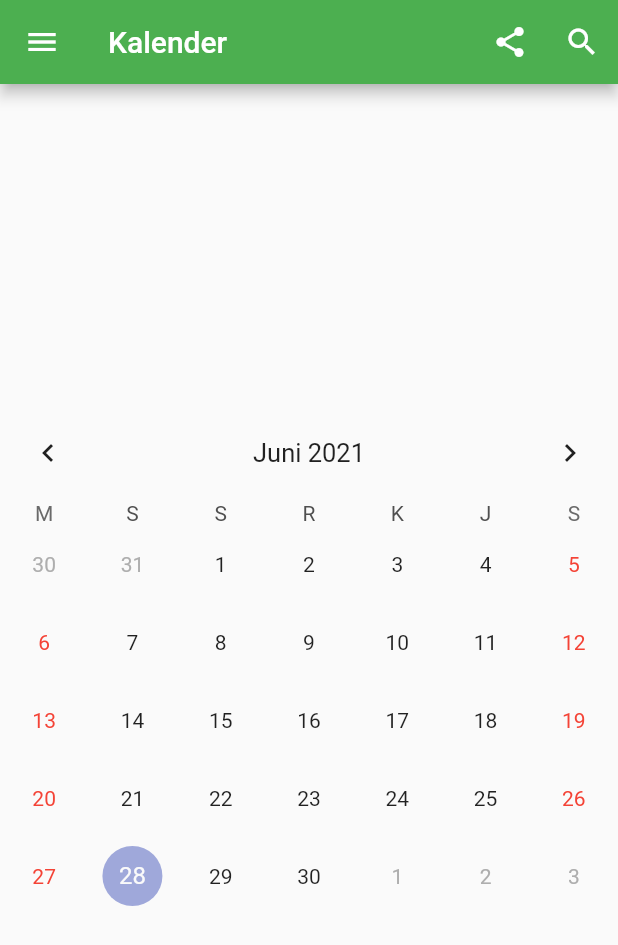
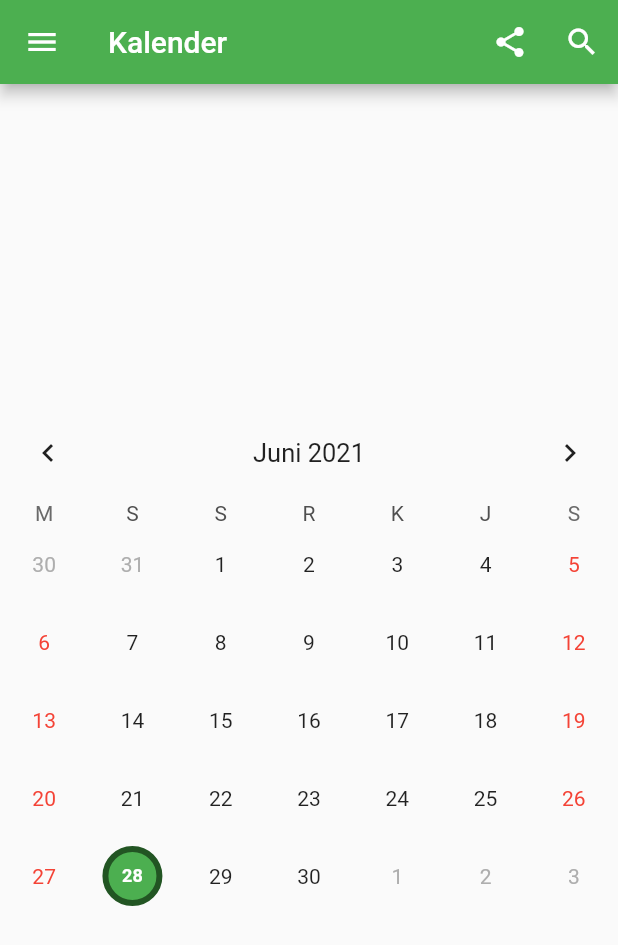
Before and after one commit to alfrirafles/smp_kerinci, a Flutter app: the CalendarPage screen opened by its route, on a phone screen of 412 x 824 dp. Shown: the top 945 px of the screen. Run offline on Flutter 3.47's test engine with Material 2 defaults, Android fonts, the phone set to English and light mode, and no system bars; drawn by our look-alikes of table_calendar; our stand-ins replace flutter_svg, url_strategy.

Commit message:
Refactor: code cleanup

```diff
--- /dev/null
+++ b/lib/components/calendar.dart
@@ -0,0 +1,50 @@
+import 'package:flutter/material.dart';
+import 'package:table_calendar/table_calendar.dart';
+import 'package:intl/intl.dart';
+import 'package:smp_kerinci/utilities/constants.dart';
+
+class Calendar extends StatefulWidget {
+  @override
+  _CalendarState createState() => _CalendarState();
+}
+
+class _CalendarState extends State<Calendar> {
+  DateTime selectedDate = DateTime.now();
+  DateTime focusedDate = DateTime.now();
+
+  @override
+  Widget build(BuildContext context) {
+    return TableCalendar(
+      locale: kCalendarLocale,
+      firstDay: DateTime.utc(2021, 1, 1),
+      lastDay: DateTime.utc(2100, 12, 31),
+      focusedDay: DateTime.now(),
+      headerStyle: kCalendarHeaderStyle,
+      calendarStyle: CalendarStyle(
+        todayDecoration: kCalendarSelectedDayStyle,
+        selectedTextStyle: kCalendarSelectedTextStyle,
+        selectedDecoration: kCalendarSelectedDayStyle.copyWith(
+          border: Border.all(
+            style: BorderStyle.solid,
+            width: 4.0,
+            color: Color(0xFF225523),
+          ),
+        ),
+        holidayTextStyle: kCalendarHolidayTextStyle,
+        weekendTextStyle: kCalendarHolidayTextStyle,
+      ),
+      daysOfWeekStyle: DaysOfWeekStyle(
+          dowTextFormatter: (date, locale) =>
+              DateFormat.E(locale).format(date)[0]),
+      onDaySelected: (DateTime selectedDay, DateTime focusedDay) =>
+          setState(() {
+        selectedDate = selectedDay;
+        focusedDate = focusedDay;
+      }),
+      selectedDayPredicate: (DateTime daySelection) => isSameDay(
+        daySelection,
+        selectedDate,
+      ),
+    );
+  }
+}
--- a/lib/pages/calendar_page.dart
+++ b/lib/pages/calendar_page.dart
@@ -1,7 +1,6 @@
 import 'package:flutter/material.dart';
 import 'package:smp_kerinci/pages/templates/base_page.dart';
-import 'package:table_calendar/table_calendar.dart';
-import 'package:intl/intl.dart';
+import 'package:smp_kerinci/components/calendar.dart';
 
 class CalendarPage extends StatelessWidget {
   @override
@@ -24,23 +23,7 @@ class CalendarPage extends StatelessWidget {
       ],
       body: Container(
         child: Center(
-          child: TableCalendar(
-            locale: 'id_ID',
-            firstDay: DateTime.utc(2021, 1, 1),
-            lastDay: DateTime.utc(2100, 12, 31),
-            focusedDay: DateTime.now(),
-            headerStyle: HeaderStyle(
-              titleCentered: true,
-              formatButtonVisible: false,
-            ),
-            calendarStyle: CalendarStyle(
-              holidayTextStyle: TextStyle(color: Colors.red),
-              weekendTextStyle: TextStyle(color: Colors.red),
-            ),
-            daysOfWeekStyle: DaysOfWeekStyle(
-                dowTextFormatter: (date, locale) =>
-                    DateFormat.E(locale).format(date)[0]),
-          ),
+          child: Calendar(),
         ),
       ),
     );
--- a/lib/utilities/constants.dart
+++ b/lib/utilities/constants.dart
@@ -1,4 +1,5 @@
 import 'package:flutter/material.dart';
+import 'package:table_calendar/table_calendar.dart';
 
 const kTopNavBackgroundColor = Colors.green;
 const kImageAssetsSourceDirectory = 'assets/images/';
@@ -16,6 +17,24 @@ const kButtonBorderColor = Colors.green;
 const kLandingImageWidthFactor = 0.6;
 const kLandingImageHeightFactor = 0.25;
 
+const kCalendarLocale = 'id_ID';
+const kCalendarHeaderStyle = HeaderStyle(
+  titleCentered: true,
+  formatButtonVisible: false,
+);
+const kCalendarSelectedDayStyle = BoxDecoration(
+  color: Colors.green,
+  shape: BoxShape.circle,
+);
+const kCalendarSelectedTextStyle = TextStyle(
+  color: Colors.white,
+  fontSize: 12,
+  fontWeight: FontWeight.bold,
+);
+const kCalendarHolidayTextStyle = TextStyle(
+  color: Colors.red,
+);
+
 enum Orientation {
   leftToRight,
   rightToLeft,
```
